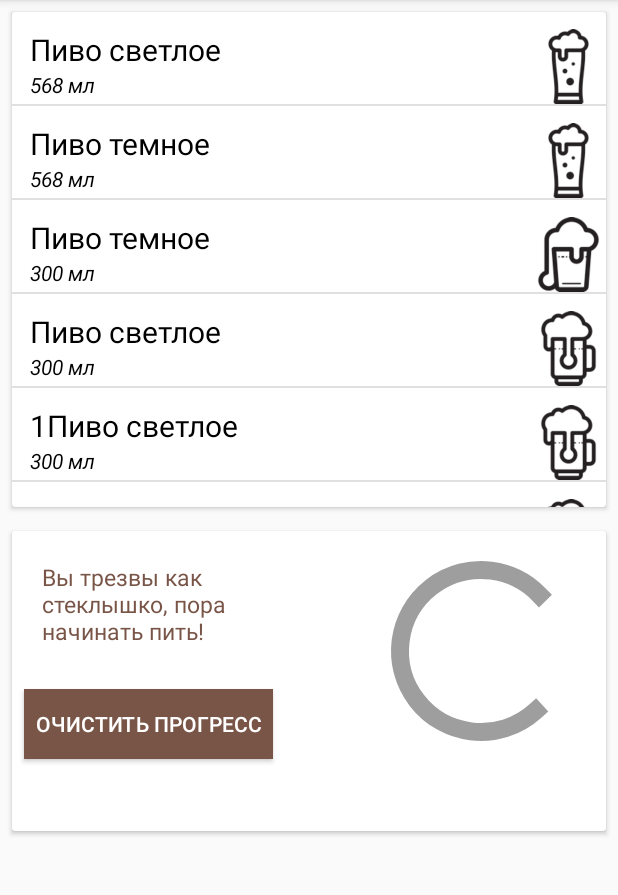
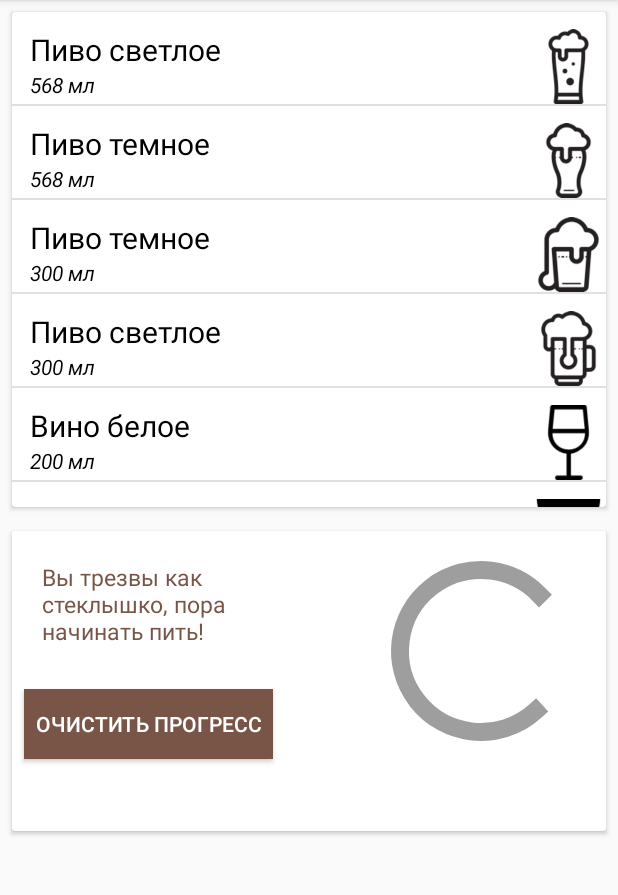
Before and after one commit to aliot2010/AlcoScore, an Android app: the screen it shows after launch (MainActivity), on a phone screen of 412 x 824 dp, the part 84-979 px from its top. Run offline under Robolectric (Android 15) with nearby library versions, the phone set to English and light mode, and no system bars; libraries missing offline, so code that uses them is left out: me.itangqi.waveloadingview; plain views replace WaveLoadingView; 3 statements that could not run were skipped.

Commit message:
final commit

```diff
--- a/app/src/main/java/com/example/aliot10/alcoscore/AlcoholDatabaseHelper.java
+++ b/app/src/main/java/com/example/aliot10/alcoscore/AlcoholDatabaseHelper.java
@@ -42,20 +42,25 @@ public class AlcoholDatabaseHelper extends  SQLiteOpenHelper{
 
     private void doScript(SQLiteDatabase db) {
         insertDrink(db, "Пиво светлое", 568, 5, R.drawable.alc1, 0);
-        insertDrink(db, "Пиво темное", 568 , 5, R.drawable.alc1, 0);
+        insertDrink(db, "Пиво темное", 568 , 5, R.drawable.alc4, 0);
         insertDrink(db, "Пиво темное", 300 , 5, R.drawable.alc11, 0);
         insertDrink(db, "Пиво светлое", 300, 5, R.drawable.alc5, 0);
-        insertDrink(db, "1Пиво светлое", 300, 5, R.drawable.alc5, 0);
-        insertDrink(db, "2Пиво светлое", 300, 5, R.drawable.alc5, 0);
-        insertDrink(db, "3Пиво светлое", 300, 5, R.drawable.alc5, 0);
-        insertDrink(db, "4Пиво светлое", 300, 5, R.drawable.alc5, 0);
-        insertDrink(db, "5Пиво светлое", 300, 5, R.drawable.alc5, 0);
-        insertDrink(db, "6Пиво светлое", 300, 5, R.drawable.alc5, 0);
-        insertDrink(db, "7Пиво светлое", 300, 5, R.drawable.alc5, 0);
-        insertDrink(db, "8Пиво светлое", 300, 5, R.drawable.alc5, 0);
-        insertDrink(db, "9Пиво светлое", 300, 5, R.drawable.alc5, 0);
-        insertDrink(db, "0Пиво светлое", 300, 5, R.drawable.alc5, 0);
-        insertDrink(db, "11Пиво светлое", 300, 5, R.drawable.alc5, 0);
+        insertDrink(db, "Вино белое", 200, 12, R.drawable.alc41, 0);
+        insertDrink(db, "Вино красное", 200, 12, R.drawable.alc42, 0);
+        insertDrink(db, "Виски", 100, 40, R.drawable.alc15, 0);
+        insertDrink(db, "Водка", 50, 40, R.drawable.alc33, 0);
+        insertDrink(db, "Джин", 50, 40, R.drawable.alc29, 0);
+        insertDrink(db, "Квас", 200, 2, R.drawable.alc9, 0);
+        insertDrink(db, "Коньяк", 100, 40, R.drawable.alc12, 0);
+        insertDrink(db, "Ликер слабый", 50, 20, R.drawable.alc27, 0);
+        insertDrink(db, "Ликер крепкий", 50, 40, R.drawable.alc40, 0);
+        insertDrink(db, "Бурбон", 100, 40, R.drawable.alc20, 0);
+        insertDrink(db, "Медовуха", 100, 10, R.drawable.alc43, 0);
+        insertDrink(db, "Мартини", 100, 18, R.drawable.alc13, 0);
+        insertDrink(db, "Ром", 50, 40, R.drawable.alc33, 0);
+        insertDrink(db, "Самогон", 50, 40, R.drawable.alc40, 0);
+        insertDrink(db, "Текила", 50, 38, R.drawable.alc34, 0);
+        insertDrink(db, "Шампанское", 100, 12, R.drawable.alc5, 0);
 
 
     }
--- a/app/src/main/java/com/example/aliot10/alcoscore/MainActivity.java
+++ b/app/src/main/java/com/example/aliot10/alcoscore/MainActivity.java
@@ -4,6 +4,7 @@ package com.example.aliot10.alcoscore;
 import android.app.ActionBar;
 import android.app.Fragment;
 import android.app.FragmentTransaction;
+import android.content.Intent;
 import android.content.res.Configuration;
 import android.database.sqlite.SQLiteDatabase;
 import android.os.Bundle;
@@ -34,9 +35,13 @@ public class MainActivity extends AppCompatActivity {
     @Override
     protected void onCreate(Bundle savedInstanceState) {
         super.onCreate(savedInstanceState);
+
+
         setContentView(R.layout.activity_main);
         setPreferences();
         createDatabase();
+        stopService(new Intent(getBaseContext(), MyIntentService.class));
+        startService(new Intent(getBaseContext(), MyIntentService.class));
         getSupportActionBar().setDisplayHomeAsUpEnabled(true);
         getSupportActionBar().setHomeButtonEnabled(true);
 
@@ -65,6 +70,7 @@ public class MainActivity extends AppCompatActivity {
             pref.setPreferences(70, 2);
             pref.setWeightOfAlcoholInBody(0);
             pref.setVisited(true);
+           // new ServicAsyncTasc().execute();
 
 
         }
@@ -186,4 +192,6 @@ public class MainActivity extends AppCompatActivity {
     }
 
 
+
+
 }
--- a/app/src/main/java/com/example/aliot10/alcoscore/mainFragment.java
+++ b/app/src/main/java/com/example/aliot10/alcoscore/mainFragment.java
@@ -11,6 +11,7 @@ import android.view.LayoutInflater;
 import android.view.View;
 import android.view.ViewGroup;
 import android.widget.AdapterView;
+import android.widget.Button;
 import android.widget.ListView;
 import android.widget.TextView;
 import android.widget.Toast;
@@ -28,6 +29,7 @@ public class mainFragment extends Fragment {
     ListView listOfAlc;
     WaveLoadingView waveLoadingView;
     TextView adviceText;
+    Button serviceClearButton;
     String advice[] = {"Вы трезвы как стеклышко, пора начинать пить!",
             "Вы двигаетесь в правильном направлении", "Сейчас вы способны на все!",
             "Достаточно, больше пить явно не стоит", "Опасно! Срочно перестаньте пить!"};
@@ -48,6 +50,8 @@ public class mainFragment extends Fragment {
     @Override
     public void onActivityCreated(Bundle savedInstanceState) {
         super.onActivityCreated(savedInstanceState);
+        serviceClearButton = (Button) getActivity().findViewById(R.id.buttonClearProgress);
+        setButtonListener();
         adviceText = (TextView) getActivity().findViewById(R.id.textViewAdvice);
         listOfAlc = (ListView) getActivity().findViewById(R.id.list_of_alc);
         waveLoadingView = ((WaveLoadingView) getActivity().findViewById(R.id.waveLoadingView));
@@ -57,6 +61,19 @@ public class mainFragment extends Fragment {
 
         new SetCursorAsyncTasc().execute();
         setOnItemClicked();
+    }
+
+    private void setButtonListener() {
+        serviceClearButton.setOnClickListener(new View.OnClickListener() {
+            @Override
+            public void onClick(View view) {
+                Preferences pref = new Preferences(getActivity());
+                pref.setWeightOfAlcoholInBody(0);
+                promile=0;
+               // waveLoadingView.setProgressValue(0);
+                setWaveWiew();
+            }
+        });
     }
 
     private void setWaveWiew() {
@@ -142,4 +159,9 @@ public class mainFragment extends Fragment {
         }
     }
 
+    @Override
+    public void onResume() {
+        super.onResume();
+        setWaveWiew();
+    }
 }
--- a/app/src/main/res/layout/fragment_main.xml
+++ b/app/src/main/res/layout/fragment_main.xml
@@ -57,7 +57,7 @@
                     android:layout_margin="8dp"
                     android:layout_width="166dp"
                     android:layout_height="wrap_content"
-                    android:id="@+id/button3"
+                    android:id="@+id/buttonClearProgress"
                     android:background="@color/colorPrimary"
                     android:textColor="#ffffff"/>
 
```
Also changed, not shown: app/src/main/AndroidManifest.xml (+7 -2 lines), app/src/main/java/com/example/aliot10/alcoscore/MyIntentService.java (added, +44 -0 lines).
